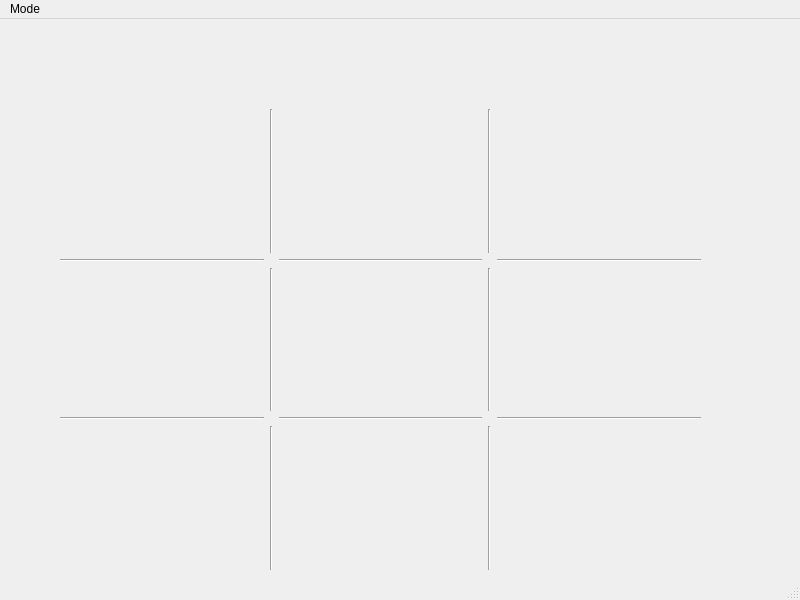
This is mainwindow.ui in mlupo19/TicTacToe as Qt 5 draws it before an edit. The edited form follows.
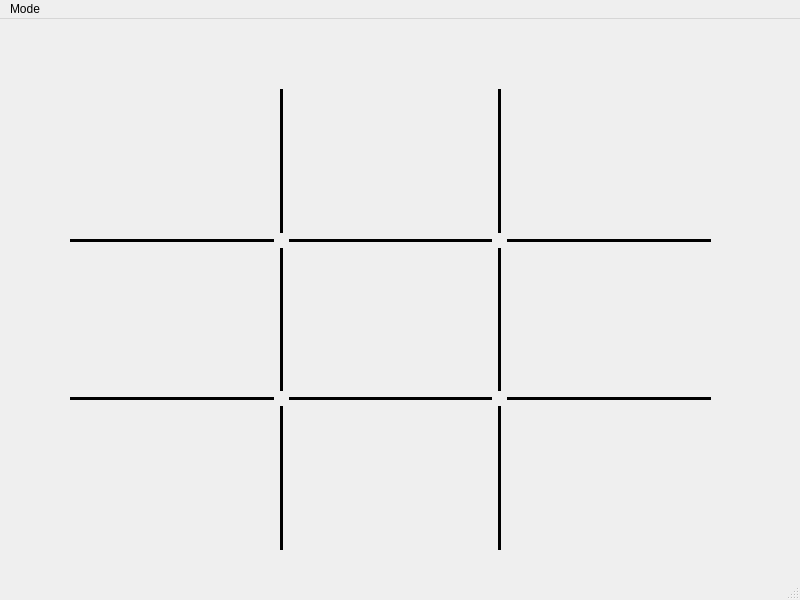
This is the edited form.

```diff
--- a/mainwindow.ui
+++ b/mainwindow.ui
@@ -23,8 +23,8 @@
    <widget class="QWidget" name="gridLayoutWidget">
     <property name="geometry">
      <rect>
-      <x>60</x>
-      <y>90</y>
+      <x>70</x>
+      <y>70</y>
       <width>641</width>
       <height>461</height>
      </rect>
@@ -55,6 +55,12 @@
      </item>
      <item row="2" column="1">
       <widget class="Line" name="line_4">
+       <property name="frameShadow">
+        <enum>QFrame::Plain</enum>
+       </property>
+       <property name="lineWidth">
+        <number>3</number>
+       </property>
        <property name="orientation">
         <enum>Qt::Vertical</enum>
        </property>
@@ -62,6 +68,12 @@
      </item>
      <item row="1" column="4">
       <widget class="Line" name="line_12">
+       <property name="frameShadow">
+        <enum>QFrame::Plain</enum>
+       </property>
+       <property name="lineWidth">
+        <number>3</number>
+       </property>
        <property name="orientation">
         <enum>Qt::Horizontal</enum>
        </property>
@@ -92,6 +104,12 @@
      </item>
      <item row="4" column="3">
       <widget class="Line" name="line_6">
+       <property name="frameShadow">
+        <enum>QFrame::Plain</enum>
+       </property>
+       <property name="lineWidth">
+        <number>3</number>
+       </property>
        <property name="orientation">
         <enum>Qt::Vertical</enum>
        </property>
@@ -168,6 +186,12 @@
      </item>
      <item row="3" column="4">
       <widget class="Line" name="line_10">
+       <property name="frameShadow">
+        <enum>QFrame::Plain</enum>
+       </property>
+       <property name="lineWidth">
+        <number>3</number>
+       </property>
        <property name="orientation">
         <enum>Qt::Horizontal</enum>
        </property>
@@ -175,6 +199,12 @@
      </item>
      <item row="3" column="2">
       <widget class="Line" name="line_9">
+       <property name="frameShadow">
+        <enum>QFrame::Plain</enum>
+       </property>
+       <property name="lineWidth">
+        <number>3</number>
+       </property>
        <property name="orientation">
         <enum>Qt::Horizontal</enum>
        </property>
@@ -205,6 +235,12 @@
      </item>
      <item row="4" column="1">
       <widget class="Line" name="line_5">
+       <property name="frameShadow">
+        <enum>QFrame::Plain</enum>
+       </property>
+       <property name="lineWidth">
+        <number>3</number>
+       </property>
        <property name="orientation">
         <enum>Qt::Vertical</enum>
        </property>
@@ -212,6 +248,12 @@
      </item>
      <item row="1" column="0">
       <widget class="Line" name="line_3">
+       <property name="frameShadow">
+        <enum>QFrame::Plain</enum>
+       </property>
+       <property name="lineWidth">
+        <number>3</number>
+       </property>
        <property name="orientation">
         <enum>Qt::Horizontal</enum>
        </property>
@@ -219,6 +261,12 @@
      </item>
      <item row="0" column="1">
       <widget class="Line" name="line">
+       <property name="frameShadow">
+        <enum>QFrame::Plain</enum>
+       </property>
+       <property name="lineWidth">
+        <number>3</number>
+       </property>
        <property name="orientation">
         <enum>Qt::Vertical</enum>
        </property>
@@ -226,6 +274,12 @@
      </item>
      <item row="1" column="2">
       <widget class="Line" name="line_11">
+       <property name="frameShadow">
+        <enum>QFrame::Plain</enum>
+       </property>
+       <property name="lineWidth">
+        <number>3</number>
+       </property>
        <property name="orientation">
         <enum>Qt::Horizontal</enum>
        </property>
@@ -233,6 +287,12 @@
      </item>
      <item row="2" column="3">
       <widget class="Line" name="line_7">
+       <property name="frameShadow">
+        <enum>QFrame::Plain</enum>
+       </property>
+       <property name="lineWidth">
+        <number>3</number>
+       </property>
        <property name="orientation">
         <enum>Qt::Vertical</enum>
        </property>
@@ -263,6 +323,12 @@
      </item>
      <item row="3" column="0">
       <widget class="Line" name="line_8">
+       <property name="frameShadow">
+        <enum>QFrame::Plain</enum>
+       </property>
+       <property name="lineWidth">
+        <number>3</number>
+       </property>
        <property name="orientation">
         <enum>Qt::Horizontal</enum>
        </property>
@@ -270,6 +336,12 @@
      </item>
      <item row="0" column="3">
       <widget class="Line" name="line_2">
+       <property name="frameShadow">
+        <enum>QFrame::Plain</enum>
+       </property>
+       <property name="lineWidth">
+        <number>3</number>
+       </property>
        <property name="orientation">
         <enum>Qt::Vertical</enum>
        </property>
```
